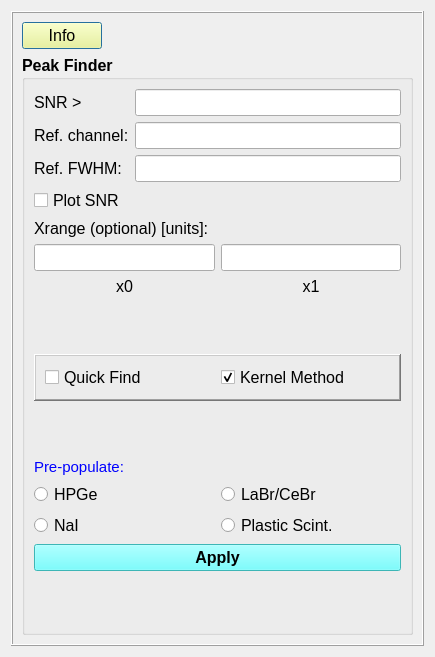
Above: nasagamma/win_peak_find.ui from mauricioAyllon/NASA-gamma before the change. Below: the same form after it.
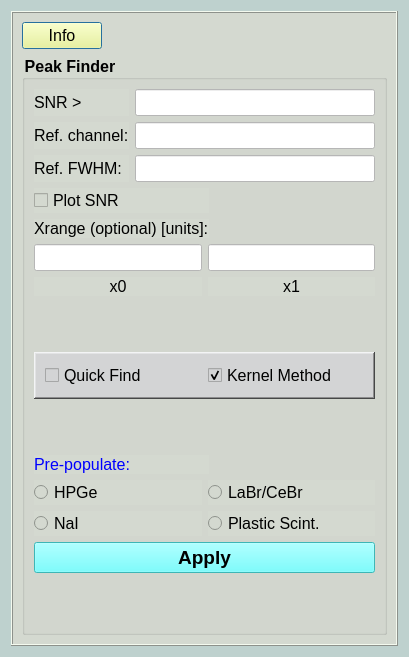
That is the form after the change.

The edit to the form file:
```diff
--- a/nasagamma/win_peak_find.ui
+++ b/nasagamma/win_peak_find.ui
@@ -6,19 +6,25 @@
    <rect>
     <x>0</x>
     <y>0</y>
-    <width>435</width>
+    <width>409</width>
     <height>657</height>
    </rect>
   </property>
   <property name="windowTitle">
    <string>Dialog</string>
   </property>
+  <property name="styleSheet">
+   <string notr="true">background-color: rgb(190, 209, 206);</string>
+  </property>
   <layout class="QVBoxLayout" name="verticalLayout">
    <item>
     <widget class="QFrame" name="frame">
      <property name="whatsThis">
       <string/>
      </property>
+     <property name="styleSheet">
+      <string notr="true">background-color: rgb(212, 217, 208);</string>
+     </property>
      <property name="frameShape">
       <enum>QFrame::Box</enum>
      </property>
@@ -129,10 +135,14 @@
             <widget class="QLineEdit" name="edit_snr">
              <property name="font">
               <font>
+               <pointsize>12</pointsize>
                <weight>50</weight>
                <bold>false</bold>
               </font>
              </property>
+             <property name="styleSheet">
+              <string notr="true">background-color: rgb(255, 255, 255);</string>
+             </property>
             </widget>
            </item>
            <item row="1" column="0">
@@ -153,10 +163,14 @@
             <widget class="QLineEdit" name="edit_ref_ch">
              <property name="font">
               <font>
+               <pointsize>12</pointsize>
                <weight>50</weight>
                <bold>false</bold>
               </font>
              </property>
+             <property name="styleSheet">
+              <string notr="true">background-color: rgb(255, 255, 255);</string>
+             </property>
             </widget>
            </item>
            <item row="2" column="0">
@@ -177,10 +191,14 @@
             <widget class="QLineEdit" name="edit_ref_fwhm">
              <property name="font">
               <font>
+               <pointsize>12</pointsize>
                <weight>50</weight>
                <bold>false</bold>
               </font>
              </property>
+             <property name="styleSheet">
+              <string notr="true">background-color: rgb(255, 255, 255);</string>
+             </property>
             </widget>
            </item>
           </layout>
@@ -202,7 +220,7 @@
           <widget class="QLabel" name="label_8">
            <property name="font">
             <font>
-             <pointsize>11</pointsize>
+             <pointsize>12</pointsize>
              <weight>50</weight>
              <bold>false</bold>
             </font>
@@ -231,20 +249,28 @@
             <widget class="QLineEdit" name="edit_x1">
              <property name="font">
               <font>
+               <pointsize>12</pointsize>
                <weight>50</weight>
                <bold>false</bold>
               </font>
              </property>
+             <property name="styleSheet">
+              <string notr="true">background-color: rgb(255, 255, 255);</string>
+             </property>
             </widget>
            </item>
            <item row="0" column="0">
             <widget class="QLineEdit" name="edit_x0">
              <property name="font">
               <font>
+               <pointsize>12</pointsize>
                <weight>50</weight>
                <bold>false</bold>
               </font>
              </property>
+             <property name="styleSheet">
+              <string notr="true">background-color: rgb(255, 255, 255);</string>
+             </property>
             </widget>
            </item>
            <item row="1" column="1">
@@ -371,7 +397,9 @@
           <widget class="QPushButton" name="button_kernel_apply">
            <property name="font">
             <font>
-             <pointsize>12</pointsize>
+             <pointsize>14</pointsize>
+             <weight>75</weight>
+             <bold>true</bold>
             </font>
            </property>
            <property name="styleSheet">
@@ -384,6 +412,9 @@
          </item>
          <item row="6" column="0" colspan="3">
           <widget class="QFrame" name="frame_2">
+           <property name="styleSheet">
+            <string notr="true">background-color: rgb(211, 212, 213);</string>
+           </property>
            <property name="frameShape">
             <enum>QFrame::WinPanel</enum>
            </property>
```
